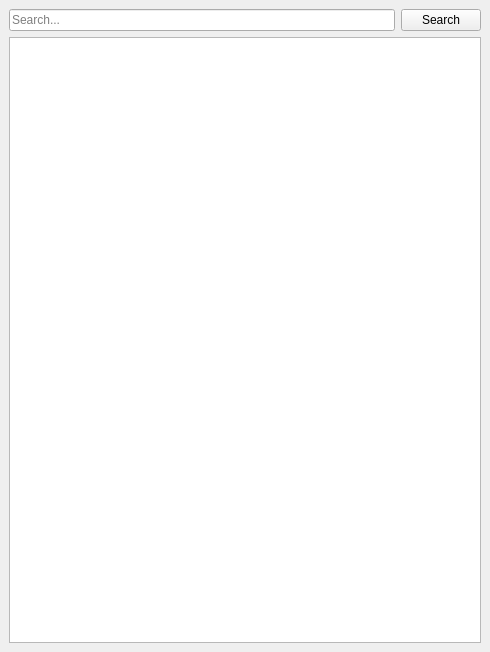
First picture: the form in src/pages/loan/select_customer.ui, repository DY-Microfinance-Customer-Management/dymf-algorithm, before the edit.
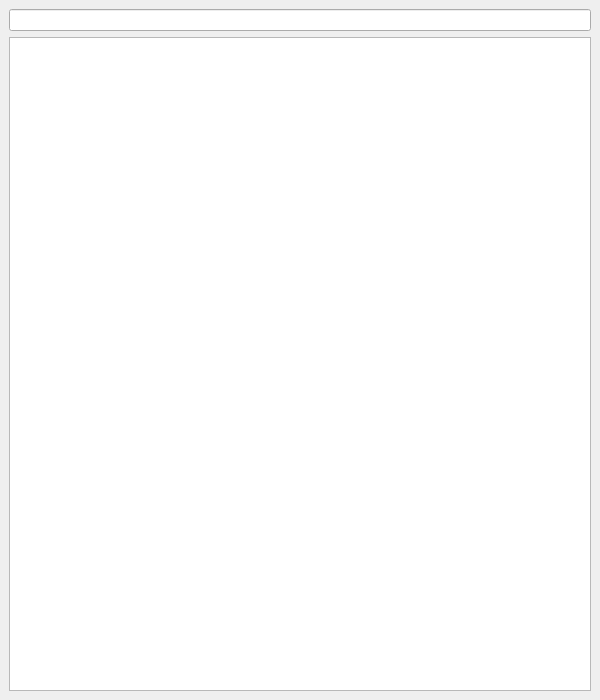
Second picture: the form after the edit.

Patch:
```diff
--- a/src/pages/loan/select_customer.ui
+++ b/src/pages/loan/select_customer.ui
@@ -6,34 +6,19 @@
    <rect>
     <x>0</x>
     <y>0</y>
-    <width>490</width>
-    <height>652</height>
+    <width>600</width>
+    <height>700</height>
    </rect>
   </property>
   <property name="windowTitle">
    <string>Select Customer</string>
   </property>
   <widget class="QWidget" name="centralwidget">
-   <layout class="QVBoxLayout" name="verticalLayout">
-    <item>
-     <layout class="QHBoxLayout" name="horizontalLayout">
-      <item>
-       <widget class="QLineEdit" name="searchLineEdit">
-        <property name="placeholderText">
-         <string>Search...</string>
-        </property>
-       </widget>
-      </item>
-      <item>
-       <widget class="QPushButton" name="searchButton">
-        <property name="text">
-         <string>Search</string>
-        </property>
-       </widget>
-      </item>
-     </layout>
+   <layout class="QGridLayout" name="gridLayout">
+    <item row="0" column="0">
+     <widget class="QLineEdit" name="searchBox"/>
     </item>
-    <item>
+    <item row="1" column="0">
      <widget class="QTableView" name="tableView"/>
     </item>
    </layout>
```
